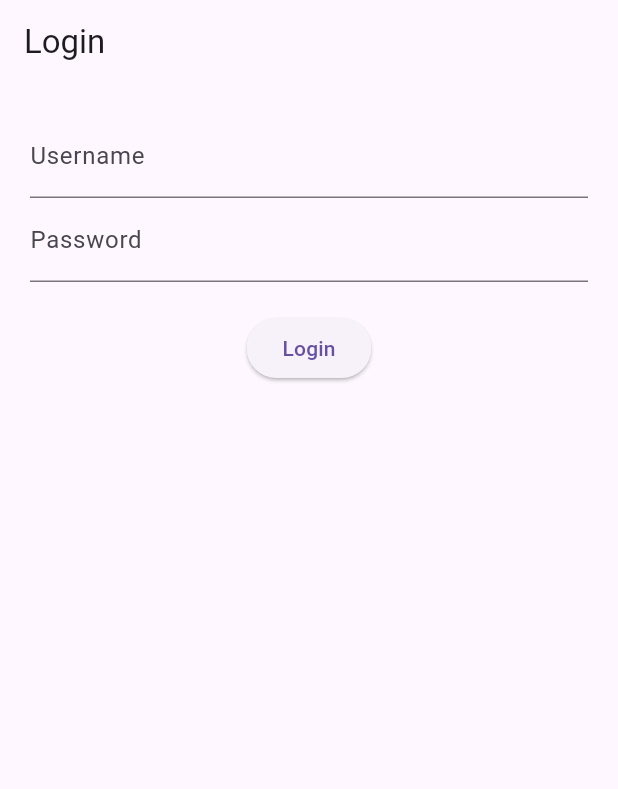
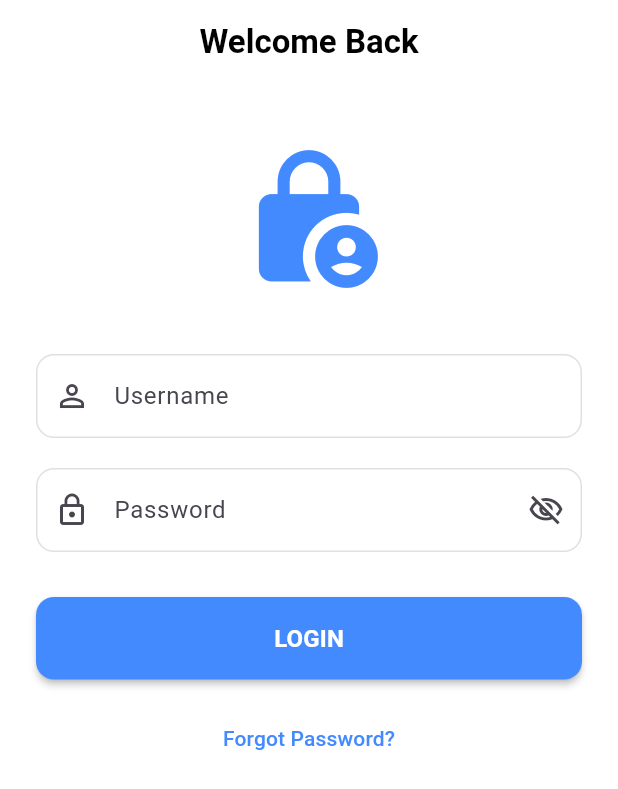
Before and after one commit to Mohamed-Abdel-Rahem/reactivehub, a Flutter app: the screen it shows after launch, on a phone screen of 412 x 824 dp. Shown: the top 789 px of the screen. Run offline on Flutter 3.47's test engine with Material 3 defaults, Android fonts, the phone set to English and light mode, and no system bars; our stand-ins replace equatable, flutter_bloc, hydrated_bloc.

Commit message:
add BlocListener to listen the latest state

```diff
--- /dev/null
+++ b/lib/controllers/cubit/login_cubit.dart
@@ -0,0 +1,18 @@
+import 'package:flutter_bloc/flutter_bloc.dart';
+import 'package:equatable/equatable.dart';
+
+part 'login_state.dart';
+
+class LoginCubit extends Cubit<LoginState> {
+  LoginCubit() : super(LoginInitial());
+
+  void login(String userName, String password) async {
+    emit(LoginLoading());
+    await Future.delayed(const Duration(seconds: 2));
+    if (userName == "admin" && password == "admin") {
+      emit(LoginSuccess());
+    } else {
+      emit(LoginFailure(message: "Invalid username or password"));
+    }
+  }
+}
--- /dev/null
+++ b/lib/controllers/cubit/login_state.dart
@@ -0,0 +1,22 @@
+part of 'login_cubit.dart';
+
+sealed class LoginState extends Equatable {
+  const LoginState();
+
+  @override
+  List<Object> get props => [];
+}
+
+final class LoginInitial extends LoginState {}
+
+final class LoginLoading extends LoginState {}
+
+final class LoginSuccess extends LoginState {}
+
+final class LoginFailure extends LoginState {
+  final String message;
+
+  const LoginFailure({required this.message});
+  @override
+  List<Object> get props => [message];
+}
--- a/lib/login_page.dart
+++ b/lib/login_page.dart
@@ -1,7 +1,8 @@
 import 'package:flutter/material.dart';
+import 'package:flutter_bloc/flutter_bloc.dart';
+import 'package:reactivehub/controllers/cubit/login_cubit.dart';
 
 class LoginPage extends StatelessWidget {
-
   final usernameController = TextEditingController();
   final passwordController = TextEditingController();
 
@@ -10,32 +11,150 @@ class LoginPage extends StatelessWidget {
   @override
   Widget build(BuildContext context) {
     return Scaffold(
-      appBar: AppBar(title: const Text("Login")),
-      body: Padding(
-        padding: const EdgeInsets.all(20),
+      backgroundColor: Colors.white,
+      appBar: AppBar(
+        title: const Text(
+          "Welcome Back",
+          style: TextStyle(fontWeight: FontWeight.bold),
+        ),
+        centerTitle: true,
+        elevation: 0,
+        backgroundColor: Colors.transparent,
+        foregroundColor: Colors.black,
+      ),
+      body: BlocListener<LoginCubit, LoginState>(
+        listener: (context, state) {
+          if (state is LoginFailure) {
+            ScaffoldMessenger.of(
+              context,
+            ).showSnackBar(SnackBar(content: Text(state.message)));
+          } else if (state is LoginSuccess) {
+            ScaffoldMessenger.of(
+              context,
+            ).showSnackBar(SnackBar(content: Text("login success")));
+          }
+        },
+        child: BlocBuilder<LoginCubit, LoginState>(
+          builder: (context, state) {
+            return SingleChildScrollView(
+              child: Padding(
+                padding: const EdgeInsets.symmetric(
+                  horizontal: 24,
+                  vertical: 40,
+                ),
                 child: Column(
+                  crossAxisAlignment: CrossAxisAlignment.stretch,
                   children: [
+                    // لوجو بسيط أو أيقونة تعبر عن اللوجن
+                    const Icon(
+                      Icons.lock_person_rounded,
+                      size: 100,
+                      color: Colors.blueAccent,
+                    ),
+                    const SizedBox(height: 40),
+
+                    // حقل اسم المستخدم
                     TextField(
                       controller: usernameController,
-              decoration: const InputDecoration(labelText: "Username"),
+                      decoration: InputDecoration(
+                        labelText: "Username",
+                        prefixIcon: const Icon(Icons.person_outline),
+                        border: OutlineInputBorder(
+                          borderRadius: BorderRadius.circular(12),
                         ),
+                        enabledBorder: OutlineInputBorder(
+                          borderRadius: BorderRadius.circular(12),
+                          borderSide: BorderSide(color: Colors.grey.shade300),
+                        ),
+                      ),
+                    ),
+                    const SizedBox(height: 20),
+
+                    // حقل كلمة السر
                     TextField(
                       controller: passwordController,
-              decoration: const InputDecoration(labelText: "Password"),
                       obscureText: true,
+                      decoration: InputDecoration(
+                        labelText: "Password",
+                        prefixIcon: const Icon(Icons.lock_outline),
+                        suffixIcon: const Icon(
+                          Icons.visibility_off_outlined,
+                        ), // شكل جمالي
+                        border: OutlineInputBorder(
+                          borderRadius: BorderRadius.circular(12),
                         ),
-            const SizedBox(height: 20),
-            // هنا شيلنا الـ Condition بتاع الـ LoginLoading والـ BlocConsumer بالكامل
-            ElevatedButton(
+                        enabledBorder: OutlineInputBorder(
+                          borderRadius: BorderRadius.circular(12),
+                          borderSide: BorderSide(color: Colors.grey.shade300),
+                        ),
+                      ),
+                    ),
+
+                    const SizedBox(height: 30),
+
+                    state is LoginLoading
+                        ? ElevatedButton(
+                            onPressed: null, // تعطيل الزرار أثناء التحميل
+                            style: ElevatedButton.styleFrom(
+                              backgroundColor: Colors.blueAccent.withOpacity(
+                                0.7,
+                              ),
+                              padding: const EdgeInsets.symmetric(vertical: 16),
+                              shape: RoundedRectangleBorder(
+                                borderRadius: BorderRadius.circular(12),
+                              ),
+                            ),
+                            child: const SizedBox(
+                              height: 20,
+                              width: 20,
+                              child: CircularProgressIndicator(
+                                color: Colors.white,
+                                strokeWidth: 2, // خليه رفيع عشان يبقى أشيك
+                              ),
+                            ),
+                          )
+                        : ElevatedButton(
                             onPressed: () {
+                              context.read<LoginCubit>().login(
+                                usernameController.text,
+                                passwordController.text,
+                              );
+                            },
+                            style: ElevatedButton.styleFrom(
+                              backgroundColor: Colors.blueAccent,
+                              foregroundColor: Colors.white,
+                              padding: const EdgeInsets.symmetric(vertical: 16),
+                              shape: RoundedRectangleBorder(
+                                borderRadius: BorderRadius.circular(12),
+                              ),
+                              elevation: 2,
+                            ),
+                            child: const Text(
+                              "LOGIN",
+                              style: TextStyle(
+                                fontSize: 16,
+                                fontWeight: FontWeight.bold,
+                              ),
+                            ),
+                          ),
 
+                    const SizedBox(height: 15),
 
-              },
-              child: const Text("Login"),
+                    // زرار "نسيت كلمة السر" كإضافة جمالية
+                    TextButton(
+                      onPressed: () {},
+                      child: const Text(
+                        "Forgot Password?",
+                        style: TextStyle(color: Colors.blueAccent),
+                      ),
                     ),
                   ],
                 ),
               ),
             );
+          },
+        ),
+      ),
+    );
   }
 }
--- a/lib/main.dart
+++ b/lib/main.dart
@@ -1,6 +1,8 @@
 import 'package:flutter/material.dart';
+import 'package:flutter_bloc/flutter_bloc.dart';
 import 'package:hydrated_bloc/hydrated_bloc.dart';
 import 'package:path_provider/path_provider.dart';
+import 'package:reactivehub/controllers/cubit/login_cubit.dart';
 
 import 'package:reactivehub/login_page.dart';
 
@@ -19,6 +21,9 @@ class MyApp extends StatelessWidget {
 
   @override
   Widget build(BuildContext context) {
-    return MaterialApp(debugShowCheckedModeBanner: false, home: LoginPage());
+    return MaterialApp(
+      debugShowCheckedModeBanner: false,
+      home: BlocProvider(create: (context) => LoginCubit(), child: LoginPage()),
+    );
   }
 }
```
Lines whose indentation alone changed are shown as unchanged.
